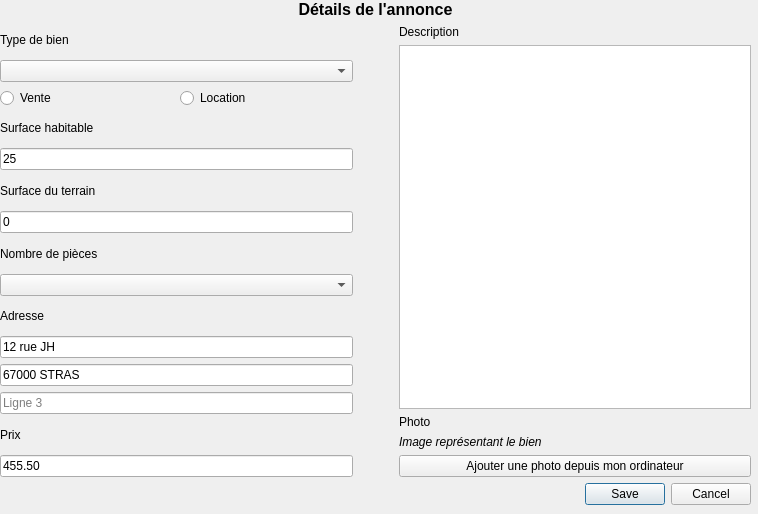
Qt form annonce.ui (tonydd/IHMo) before a commit.
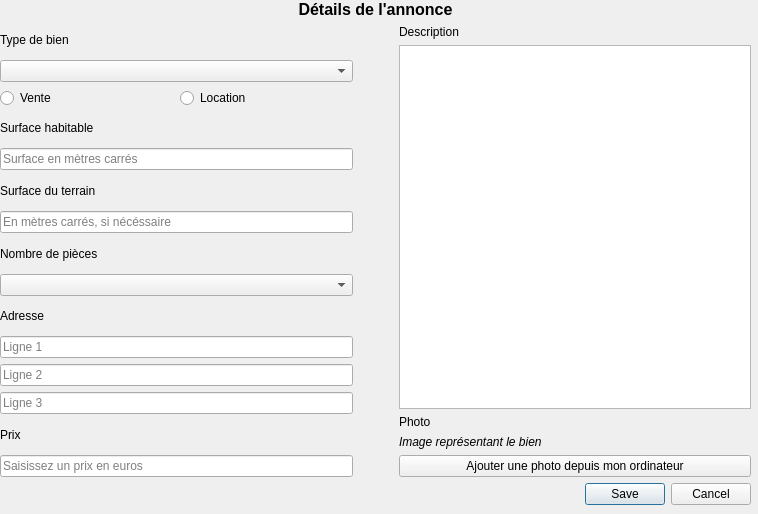
The same form after that commit.

Commit message: Retrait des textes bullshit pré entrés

```diff
--- a/annonce.ui
+++ b/annonce.ui
@@ -86,7 +86,7 @@
         <item>
          <widget class="QLineEdit" name="txt_surface">
           <property name="text">
-           <string>25</string>
+           <string/>
           </property>
           <property name="placeholderText">
            <string>Surface en mètres carrés</string>
@@ -103,7 +103,7 @@
         <item>
          <widget class="QLineEdit" name="txt_surface_terrain">
           <property name="text">
-           <string>0</string>
+           <string/>
           </property>
           <property name="placeholderText">
            <string>En mètres carrés, si nécéssaire</string>
@@ -134,7 +134,7 @@
         <item>
          <widget class="QLineEdit" name="txt_addr1">
           <property name="text">
-           <string>12 rue JH</string>
+           <string/>
           </property>
           <property name="placeholderText">
            <string>Ligne 1</string>
@@ -144,7 +144,7 @@
         <item>
          <widget class="QLineEdit" name="txt_addr2">
           <property name="text">
-           <string>67000 STRAS</string>
+           <string/>
           </property>
           <property name="placeholderText">
            <string>Ligne 2</string>
@@ -168,7 +168,7 @@
         <item>
          <widget class="QLineEdit" name="txt_prix">
           <property name="text">
-           <string>455.50</string>
+           <string/>
           </property>
           <property name="placeholderText">
            <string>Saisissez un prix en euros</string>
```
Left out of the diff: 4 changed lines with no effect on the pictures.
